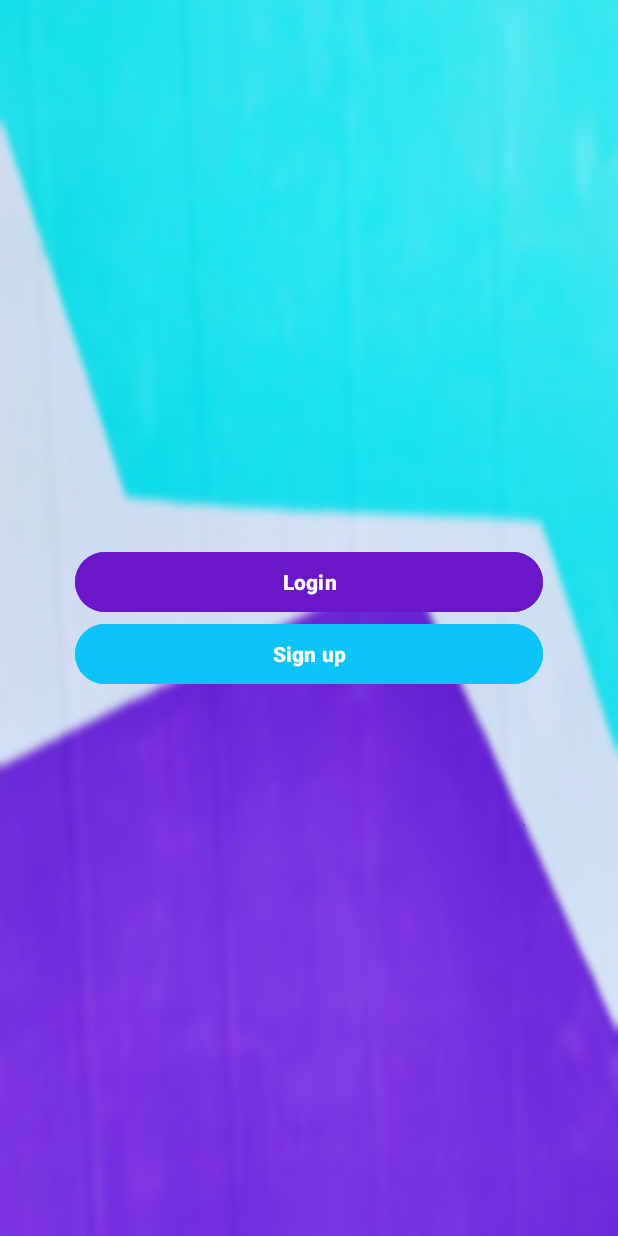
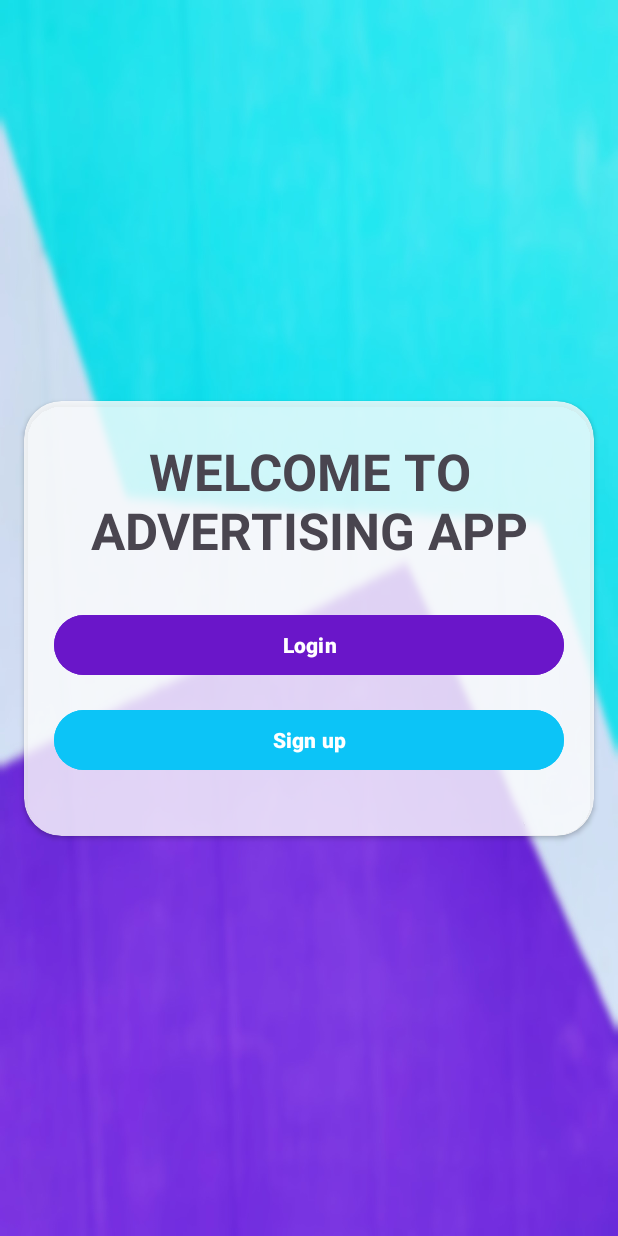
Before and after one commit to Mazulj11/FixMajstorApp, an Android app: the screen it shows after launch (MainActivity), on a phone screen of 412 x 824 dp. Run offline under Robolectric (Android 15) with nearby library versions, the phone set to English and light mode, and no system bars.

Commit message:
fixed errors in code

```diff
--- a/app/src/main/res/layout/activity_main.xml
+++ b/app/src/main/res/layout/activity_main.xml
@@ -12,22 +12,45 @@
     android:visibility="visible"
     tools:context=".MainActivity">
 
-    <LinearLayout
-        android:layout_width="0dp"
-        android:layout_height="wrap_content"
-        android:layout_marginStart="50dp"
-        android:layout_marginEnd="50dp"
-        android:elevation="8dp"
-        android:orientation="vertical"
+    <androidx.cardview.widget.CardView
+        android:layout_width="380dp"
+        android:layout_height="290dp"
+        android:layout_margin="20sp"
+        android:padding="20dp"
+        app:cardBackgroundColor="#CBFFFFFF"
+        app:cardCornerRadius="25dp"
         app:layout_constraintBottom_toBottomOf="parent"
         app:layout_constraintEnd_toEndOf="parent"
         app:layout_constraintStart_toStartOf="parent"
         app:layout_constraintTop_toTopOf="parent">
 
+        <LinearLayout
+            android:layout_width="match_parent"
+            android:layout_height="wrap_content"
+            android:layout_gravity="center"
+            android:layout_margin="20dp"
+            android:elevation="8dp"
+            android:gravity="center"
+            android:orientation="vertical">
+
+            <TextView
+                android:id="@+id/textView4"
+                android:layout_width="match_parent"
+                android:layout_height="wrap_content"
+                android:layout_marginBottom="30dp"
+                android:text="Welcome to advertising app"
+                android:textAlignment="center"
+                android:textAllCaps="true"
+                android:textAppearance="@style/TextAppearance.AppCompat.Display1"
+                android:textSize="34sp"
+                android:textStyle="bold"
+                app:layout_constraintTop_toTopOf="parent" />
+
             <Button
                 android:id="@+id/openLoginBtn"
                 android:layout_width="match_parent"
                 android:layout_height="wrap_content"
+                android:layout_marginBottom="15dp"
                 android:backgroundTint="#6A16C9"
                 android:text="Login"
                 android:textColor="#FFFFFF"
@@ -37,9 +60,12 @@
                 android:id="@+id/openRegisterBtn"
                 android:layout_width="match_parent"
                 android:layout_height="wrap_content"
+                android:layout_marginBottom="15dp"
                 android:backgroundTint="#0CC4F7"
                 android:text="Sign up"
                 android:textColor="#FFFFFF"
                 android:textStyle="bold" />
         </LinearLayout>
+    </androidx.cardview.widget.CardView>
+
 </androidx.constraintlayout.widget.ConstraintLayout>
```
Also changed, not shown: app/src/main/java/com/example/advertisementapp/RegisterActivity.java (+7 -1 lines), app/src/main/res/layout/activity_login.xml (+14 -15 lines), app/src/main/res/layout/activity_register.xml (+9 -8 lines). Lines whose indentation alone changed are shown as unchanged.
